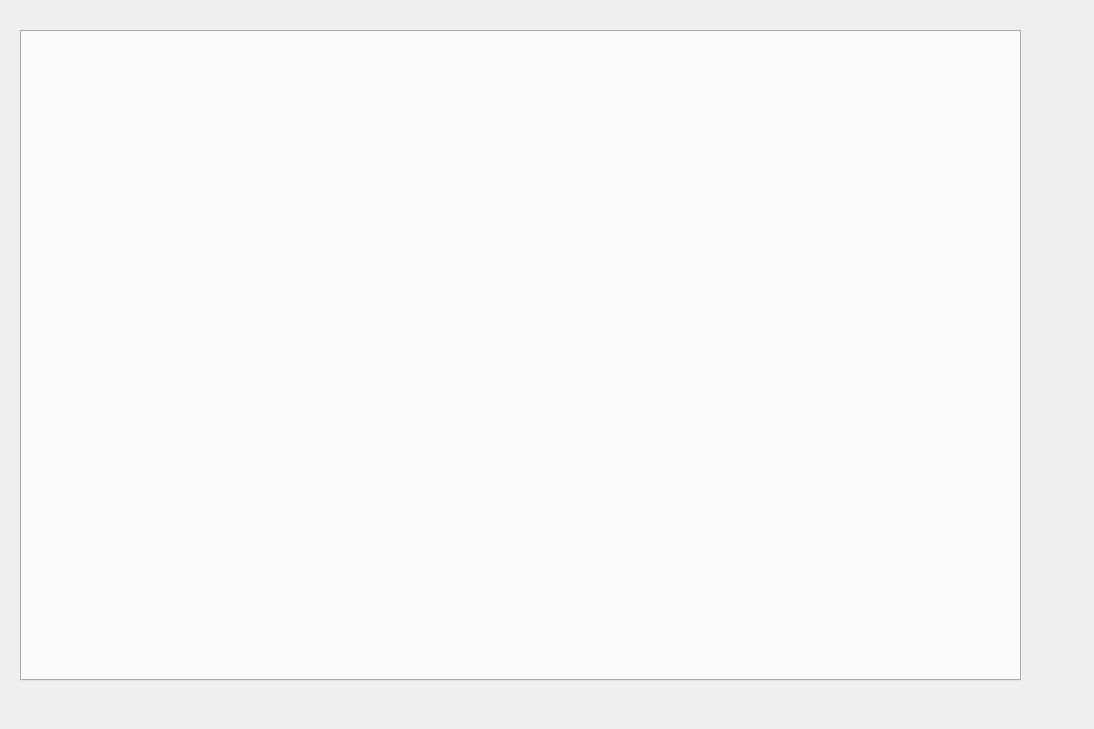
Qt form MainWindow/MainWindow.ui (duanzhaol/ChartScript) before a commit.
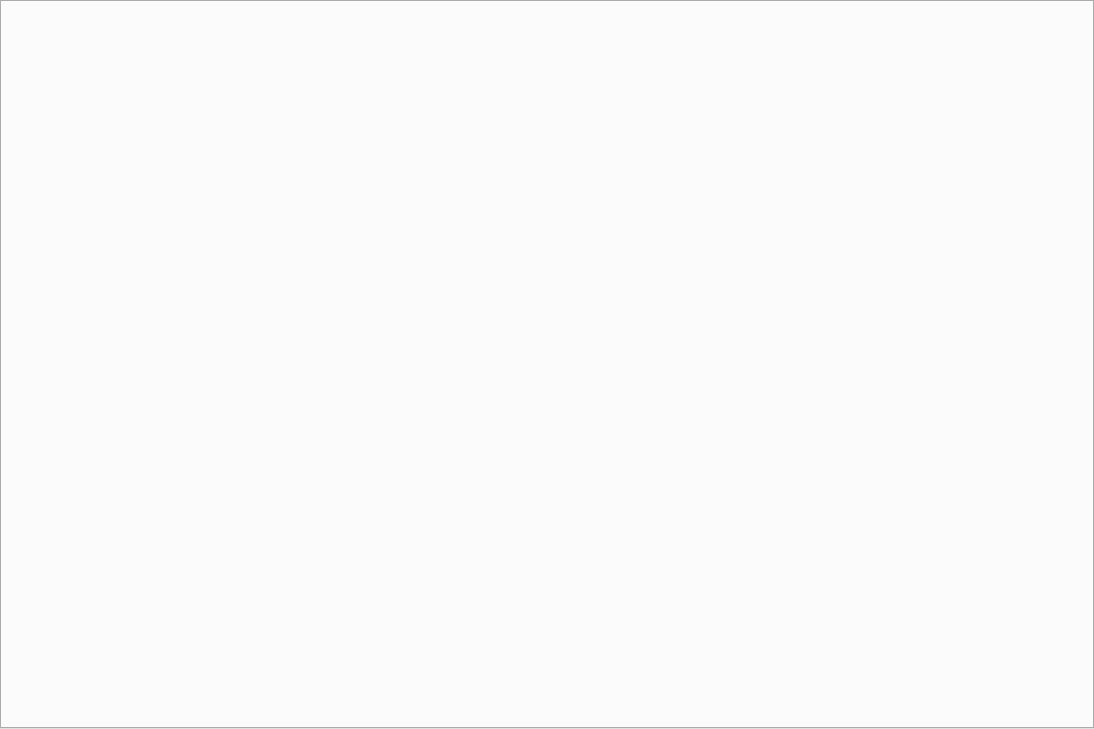
The same form after that commit.

The edit to the form file:
```diff
--- a/MainWindow/MainWindow.ui
+++ b/MainWindow/MainWindow.ui
@@ -13,15 +13,21 @@
   <property name="windowTitle">
    <string>Form</string>
   </property>
+  <layout class="QGridLayout" name="gridLayout">
+   <property name="leftMargin">
+    <number>0</number>
+   </property>
+   <property name="topMargin">
+    <number>0</number>
+   </property>
+   <property name="rightMargin">
+    <number>0</number>
+   </property>
+   <property name="bottomMargin">
+    <number>0</number>
+   </property>
+   <item row="0" column="0">
   <widget class="QTabWidget" name="tabWidget">
-   <property name="geometry">
-    <rect>
-     <x>20</x>
-     <y>30</y>
-     <width>1001</width>
-     <height>651</height>
-    </rect>
-   </property>
    <property name="tabPosition">
     <enum>QTabWidget::West</enum>
    </property>
@@ -29,6 +35,8 @@
     <number>-1</number>
    </property>
   </widget>
+   </item>
+  </layout>
  </widget>
  <resources/>
  <connections/>
```
Lines whose indentation alone changed are shown as unchanged.
